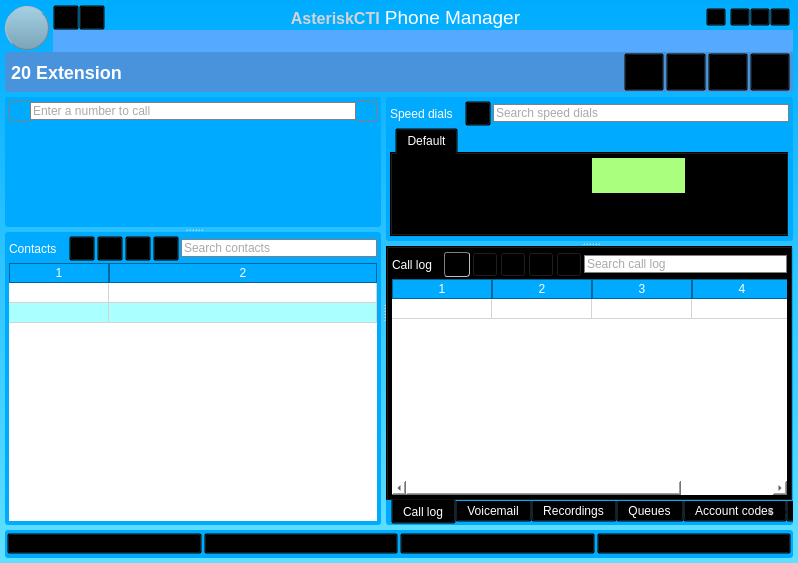
Above: AstCTIClient/managerwindow.ui from vinodkumartiwari/astcti2 before the change. Below: the same form after it.
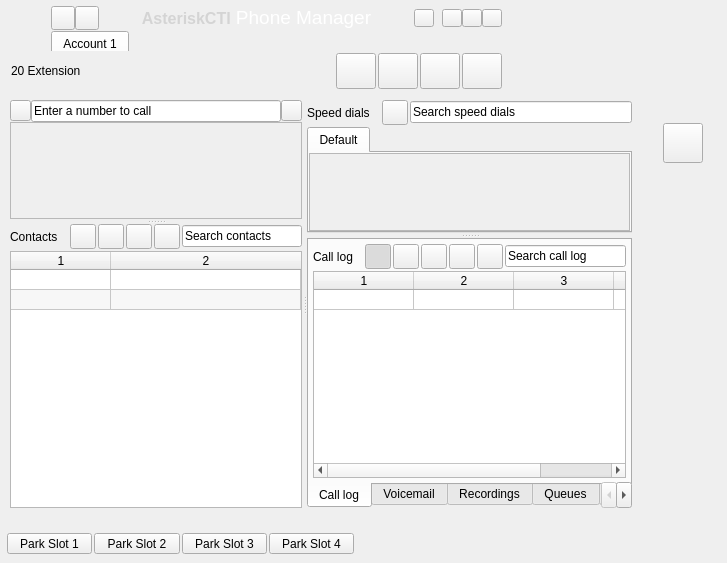
That is the form after the change. Icons and pictures are not drawn. Custom widgets are drawn as their Qt base class.

Commit message: DB - Added new class "DB" which handles database operations and rewritten all database calls to use new class - Added transaction support to DB class (not used now, but will probably be needed)

```diff
--- a/AstCTIClient/managerwindow.ui
+++ b/AstCTIClient/managerwindow.ui
@@ -6,7 +6,7 @@
    <rect>
     <x>0</x>
     <y>0</y>
-    <width>798</width>
+    <width>727</width>
     <height>563</height>
    </rect>
   </property>
@@ -20,154 +20,15 @@
    <iconset resource="mainresources.qrc">
     <normaloff>:/res/res/asteriskcti16x16.png</normaloff>:/res/res/asteriskcti16x16.png</iconset>
   </property>
-  <property name="styleSheet">
-   <string notr="true">QWidget {
-	background-color: transparent;
-}
-#ManagerWindow {
-	background-color: qlineargradient(spread:pad, x1:0.5, y1:0, x2:0.5, y2:1, stop:0 rgba(0, 172, 255, 255), stop:1 rgba(96, 224, 255, 255));
-}
-QFrame, QScrollArea {
-	border: none;
-}
-#accountsFrame {
-	background-color: rgb(85, 170, 255);
-}
-#extensionFrame {
-	background-color: rgb(73, 147, 220);
-	border-radius: 3px;
-	border-style: inset;
-	border-color: gray;
-}
-#topLeftFrame, #topRightFrame, #bottomLeftFrame, #bottomRightFrame, #parkFrame {
-	background-color: rgb(0, 170, 255);
-	border-color: rgb(0, 170, 255);
-	border-style: solid;
-	border-radius: 3px;
-}
-QTabBar {
-	color: white;
-}
-QTabBar[shape=&quot;0&quot;]::tab {
-	background-color: rgb(0, 170, 255);
-	border: 1px solid rgb(0, 102, 153);
-	border-top-left-radius: 4px;
-	border-top-right-radius: 4px;
-	min-width: 8ex;
-	padding: 2px;
-}
-QTabBar[shape=&quot;1&quot;]::tab {
-	background-color: rgb(0, 170, 255);
-	border: 1px solid rgb(0, 102, 153);
-	border-bottom-left-radius: 4px;
-	border-bottom-right-radius: 4px;
-	min-width: 8ex;
-	padding: 2px;
-}
-#accountsTabBar::tab {
-	background-color: rgb(73, 147, 220);
-}
-QTabWidget::tab-bar {
-	left: 5px;
-}
-QTabBar[shape=&quot;0&quot;]::tab:!selected {
-	margin-top: 2px; /* make non-selected tabs look smaller */
-}
-QTabBar[shape=&quot;1&quot;]::tab:!selected {
-	margin-bottom: 2px; /* make non-selected tabs look smaller */
-}
-QTabWidget[tabPosition=&quot;0&quot;]::pane {
-	border-top: 1px solid rgb(0, 102, 153);
-	border-bottom: 1px solid rgb(0, 102, 153);
-	border-left: 1px solid rgb(0, 102, 153);
-	border-right: 1px solid rgb(0, 102, 153);
-}
-QTabWidget[tabPosition=&quot;1&quot;]::pane {
-	border-top: 1px solid rgb(0, 102, 153);
-	border-bottom: 1px solid rgb(0, 102, 153);
-	border-left: 1px solid rgb(0, 102, 153);
-	border-right: 1px solid rgb(0, 102, 153);
-}
-AstCTISpeedDialWidget {
-	background-color: white;
-	border: 1px solid blue;
-	border-radius: 5px;
-}
-#astCTISpeedDial_3 {
-	background-color: rgb(170, 255, 127);
-}
-QToolButton:hover, QToolButton:focus {
-	border-width: 1px;
-	border-radius: 3px;
-	border-style: outset;
-	border-color: lightgray;
-}
-QToolButton:pressed , QToolButton:checked {
-	border-width: 1px;
-	border-radius: 3px;
-	border-style: inset;
-	border-color: gray;
-}
-#aboutButton {
-	background-color: qlineargradient(spread:pad, x1:0.5, y1:0, x2:0.5, y2:1, stop:0 rgba(219, 219, 219, 192), stop:1 rgba(160, 160, 160, 192));
-	border-radius: 22px;
-	border-width: 1px;
-	border-style: outset;
-	border-color: gray;
-}
-#advancedCallButton {
-	border-top-left-radius: 3px;
-	border-bottom-left-radius: 3px;
-	border: 1px solid gray;
-	border-right: none;
-}
-#quickCallButton {
-	border-top-right-radius: 3px;
-	border-bottom-right-radius: 3px;
-	border: 1px solid gray;
-	border-left: none;
-}
-#extensionLabel {
-	font: bold 18px;
-	color: white;
-}
-#contactsLabel, #callLogLabel, #speedDialLabel {
-	color: white;
-}
-QLineEdit {
-	border: 1px solid gray;
-	background-color: white;
-	color: darkgray;
-	selection-background-color: lightgray;
-}
-QLineEdit::focus {
-	color: black;
-	selection-background-color: darkgray;
-}
-QTableView {
-	background-color: rgb(255, 255, 255);
-	alternate-background-color: rgb(170, 255, 255);
-}
-QTableView QTableCornerButton::section {
-	background-color: rgb(0, 170, 255);
-    color: white;
-}
-QTableView QHeaderView::section {
-	background-color: rgb(0, 170, 255);
-    color: white;
-    border: 1px solid rgb(0, 102, 153);
-}
-</string>
-  </property>
-  <layout class="QVBoxLayout" name="mainLayout">
-   <property name="spacing">
-    <number>5</number>
-   </property>
-   <property name="margin">
-    <number>5</number>
-   </property>
-   <item>
-    <widget class="QFrame" name="titleFrame">
+  <widget class="QWidget" name="titleWidget" native="true">
+   <property name="geometry">
+    <rect>
+     <x>5</x>
+     <y>5</y>
+     <width>500</width>
+     <height>87</height>
+    </rect>
+   </property>
      <property name="minimumSize">
       <size>
        <width>0</width>
@@ -183,12 +44,6 @@
      <property name="cursor">
       <cursorShape>ArrowCursor</cursorShape>
      </property>
-     <property name="frameShape">
-      <enum>QFrame::StyledPanel</enum>
-     </property>
-     <property name="frameShadow">
-      <enum>QFrame::Raised</enum>
-     </property>
      <layout class="QVBoxLayout" name="titleLayout">
       <property name="spacing">
        <number>0</number>
@@ -197,46 +52,7 @@
        <number>0</number>
       </property>
       <item>
-       <layout class="QHBoxLayout" name="titleHorizontalLayout">
-        <property name="spacing">
-         <number>4</number>
-        </property>
-        <property name="topMargin">
-         <number>0</number>
-        </property>
-        <item>
-         <widget class="QToolButton" name="aboutButton">
-          <property name="minimumSize">
-           <size>
-            <width>44</width>
-            <height>44</height>
-           </size>
-          </property>
-          <property name="maximumSize">
-           <size>
-            <width>44</width>
-            <height>44</height>
-           </size>
-          </property>
-          <property name="icon">
-           <iconset resource="mainresources.qrc">
-            <normaloff>:/res/res/asteriskcti-3d.png</normaloff>:/res/res/asteriskcti-3d.png</iconset>
-          </property>
-          <property name="iconSize">
-           <size>
-            <width>32</width>
-            <height>32</height>
-           </size>
-          </property>
-         </widget>
-        </item>
-        <item>
-         <layout class="QVBoxLayout" name="titleVerticalLayout">
-          <property name="spacing">
-           <number>0</number>
-          </property>
-          <item>
-           <widget class="QFrame" name="captionFrame">
+     <widget class="QWidget" name="captionWidget" native="true">
             <property name="sizePolicy">
              <sizepolicy hsizetype="Preferred" vsizetype="Fixed">
               <horstretch>0</horstretch>
@@ -254,7 +70,7 @@
               <number>0</number>
              </property>
              <property name="leftMargin">
-              <number>0</number>
+        <number>46</number>
              </property>
              <property name="topMargin">
               <number>0</number>
@@ -269,14 +85,14 @@
               <widget class="QToolButton" name="settingsButton">
                <property name="minimumSize">
                 <size>
-                 <width>26</width>
-                 <height>25</height>
+           <width>24</width>
+           <height>24</height>
                 </size>
                </property>
                <property name="maximumSize">
                 <size>
-                 <width>26</width>
-                 <height>25</height>
+           <width>24</width>
+           <height>24</height>
                 </size>
                </property>
                <property name="focusPolicy">
@@ -295,14 +111,14 @@
               <widget class="QToolButton" name="viewButton">
                <property name="minimumSize">
                 <size>
-                 <width>26</width>
-                 <height>25</height>
+           <width>24</width>
+           <height>24</height>
                 </size>
                </property>
                <property name="maximumSize">
                 <size>
-                 <width>26</width>
-                 <height>25</height>
+           <width>24</width>
+           <height>24</height>
                 </size>
                </property>
                <property name="focusPolicy">
@@ -326,7 +142,7 @@
              <item>
               <widget class="QLabel" name="captionLabel">
                <property name="sizePolicy">
-                <sizepolicy hsizetype="Minimum" vsizetype="Preferred">
+          <sizepolicy hsizetype="Minimum" vsizetype="Fixed">
                  <horstretch>0</horstretch>
                  <verstretch>0</verstretch>
                 </sizepolicy>
@@ -382,7 +198,7 @@
                </property>
                <property name="sizeHint" stdset="0">
                 <size>
-                 <width>4</width>
+           <width>8</width>
                  <height>20</height>
                 </size>
                </property>
@@ -470,9 +286,9 @@
            </widget>
           </item>
           <item>
-           <widget class="QFrame" name="accountsFrame">
+     <widget class="QWidget" name="accountsWidget" native="true">
             <property name="sizePolicy">
-             <sizepolicy hsizetype="Preferred" vsizetype="Fixed">
+       <sizepolicy hsizetype="Preferred" vsizetype="Preferred">
               <horstretch>0</horstretch>
               <verstretch>0</verstretch>
              </sizepolicy>
@@ -480,23 +296,51 @@
             <property name="minimumSize">
              <size>
               <width>0</width>
-              <height>22</height>
+        <height>20</height>
              </size>
             </property>
             <property name="maximumSize">
              <size>
               <width>16777215</width>
-              <height>22</height>
-             </size>
-            </property>
-           </widget>
-          </item>
-         </layout>
-        </item>
-       </layout>
-      </item>
+        <height>20</height>
+       </size>
+      </property>
+      <layout class="QHBoxLayout" name="accountsLayout">
+       <property name="spacing">
+        <number>0</number>
+       </property>
+       <property name="leftMargin">
+        <number>46</number>
+       </property>
+       <property name="topMargin">
+        <number>0</number>
+       </property>
+       <property name="rightMargin">
+        <number>0</number>
+       </property>
+       <property name="bottomMargin">
+        <number>0</number>
+       </property>
+       <item>
+        <widget class="QTabWidget" name="accountsTabWidget">
+         <property name="currentIndex">
+          <number>0</number>
+         </property>
+         <property name="documentMode">
+          <bool>true</bool>
+         </property>
+         <widget class="QWidget" name="tab">
+          <attribute name="title">
+           <string>Account 1</string>
+          </attribute>
+         </widget>
+        </widget>
+       </item>
+      </layout>
+     </widget>
+    </item>
       <item>
-       <widget class="QFrame" name="extensionFrame">
+     <widget class="QWidget" name="extensionWidget" native="true">
         <property name="sizePolicy">
          <sizepolicy hsizetype="Preferred" vsizetype="Fixed">
           <horstretch>0</horstretch>
@@ -509,6 +353,12 @@
           <height>38</height>
          </size>
         </property>
+      <property name="maximumSize">
+       <size>
+        <width>16777215</width>
+        <height>38</height>
+       </size>
+      </property>
         <layout class="QHBoxLayout" name="extensionLayout">
          <property name="spacing">
           <number>2</number>
@@ -641,9 +491,21 @@
       </item>
      </layout>
     </widget>
-   </item>
-   <item>
     <widget class="QSplitter" name="centerSplitter">
+   <property name="geometry">
+    <rect>
+     <x>10</x>
+     <y>100</y>
+     <width>622</width>
+     <height>408</height>
+    </rect>
+   </property>
+   <property name="sizePolicy">
+    <sizepolicy hsizetype="Expanding" vsizetype="Expanding">
+     <horstretch>0</horstretch>
+     <verstretch>0</verstretch>
+    </sizepolicy>
+   </property>
      <property name="orientation">
       <enum>Qt::Horizontal</enum>
      </property>
@@ -663,22 +525,16 @@
       <property name="childrenCollapsible">
        <bool>false</bool>
       </property>
-      <widget class="QFrame" name="topLeftFrame">
+    <widget class="QWidget" name="topLeftWidget" native="true">
        <property name="cursor">
         <cursorShape>ArrowCursor</cursorShape>
        </property>
-       <property name="frameShape">
-        <enum>QFrame::StyledPanel</enum>
-       </property>
-       <property name="frameShadow">
-        <enum>QFrame::Raised</enum>
-       </property>
        <layout class="QVBoxLayout" name="callsLayout">
         <property name="spacing">
-         <number>4</number>
+       <number>0</number>
         </property>
         <property name="margin">
-         <number>4</number>
+       <number>0</number>
         </property>
         <item>
          <layout class="QHBoxLayout" name="quickCallHorizontalLayout">
@@ -750,8 +606,8 @@
             <rect>
              <x>0</x>
              <y>0</y>
-             <width>371</width>
-             <height>142</height>
+           <width>291</width>
+           <height>140</height>
             </rect>
            </property>
            <layout class="QVBoxLayout" name="activeCallsLayout">
@@ -811,7 +667,7 @@
         </item>
        </layout>
       </widget>
-      <widget class="QFrame" name="bottomLeftFrame">
+    <widget class="QWidget" name="bottomLeftWidget" native="true">
        <property name="minimumSize">
         <size>
          <width>0</width>
@@ -821,18 +677,12 @@
        <property name="cursor">
         <cursorShape>ArrowCursor</cursorShape>
        </property>
-       <property name="frameShape">
-        <enum>QFrame::StyledPanel</enum>
-       </property>
-       <property name="frameShadow">
-        <enum>QFrame::Raised</enum>
-       </property>
        <layout class="QVBoxLayout" name="contactsLayout">
         <property name="spacing">
          <number>2</number>
         </property>
         <property name="margin">
-         <number>4</number>
+       <number>0</number>
         </property>
         <item>
          <layout class="QHBoxLayout" name="contactsTitleLayout">
@@ -1059,22 +909,16 @@
       <property name="childrenCollapsible">
        <bool>false</bool>
       </property>
-      <widget class="QFrame" name="topRightFrame">
+    <widget class="QWidget" name="topRightWidget" native="true">
        <property name="cursor">
         <cursorShape>ArrowCursor</cursorShape>
        </property>
-       <property name="frameShape">
-        <enum>QFrame::StyledPanel</enum>
-       </property>
-       <property name="frameShadow">
-        <enum>QFrame::Raised</enum>
-       </property>
        <layout class="QVBoxLayout" name="speedDialLayout">
         <property name="spacing">
          <number>2</number>
         </property>
         <property name="margin">
-         <number>4</number>
+       <number>0</number>
         </property>
         <item>
          <layout class="QHBoxLayout" name="speedDialTitleLayout">
@@ -1171,7 +1015,7 @@
                 <rect>
                  <x>0</x>
                  <y>0</y>
-                 <width>394</width>
+               <width>314</width>
                  <height>92</height>
                 </rect>
                </property>
@@ -1244,16 +1088,10 @@
         </item>
        </layout>
       </widget>
-      <widget class="QFrame" name="bottomRightFrame">
+    <widget class="QWidget" name="bottomRightWidget" native="true">
        <property name="cursor">
         <cursorShape>ArrowCursor</cursorShape>
        </property>
-       <property name="frameShape">
-        <enum>QFrame::StyledPanel</enum>
-       </property>
-       <property name="frameShadow">
-        <enum>QFrame::Raised</enum>
-       </property>
        <layout class="QHBoxLayout" name="bottomRightLayout">
         <property name="margin">
          <number>0</number>
@@ -1263,14 +1101,11 @@
           <property name="tabPosition">
            <enum>QTabWidget::South</enum>
           </property>
-          <property name="tabShape">
-           <enum>QTabWidget::Rounded</enum>
-          </property>
           <property name="currentIndex">
            <number>0</number>
           </property>
-          <property name="tabsClosable">
-           <bool>false</bool>
+        <property name="usesScrollButtons">
+         <bool>true</bool>
           </property>
           <property name="movable">
            <bool>true</bool>
@@ -1597,9 +1432,15 @@
       </widget>
      </widget>
     </widget>
-   </item>
-   <item>
-    <widget class="QFrame" name="parkFrame">
+  <widget class="QWidget" name="parkWidget" native="true">
+   <property name="geometry">
+    <rect>
+     <x>5</x>
+     <y>530</y>
+     <width>351</width>
+     <height>28</height>
+    </rect>
+   </property>
      <property name="sizePolicy">
       <sizepolicy hsizetype="Preferred" vsizetype="Fixed">
        <horstretch>0</horstretch>
@@ -1618,11 +1459,8 @@
        <height>28</height>
       </size>
      </property>
-     <property name="frameShape">
-      <enum>QFrame::StyledPanel</enum>
-     </property>
-     <property name="frameShadow">
-      <enum>QFrame::Raised</enum>
+   <property name="cursor">
+    <cursorShape>ArrowCursor</cursorShape>
      </property>
      <layout class="QHBoxLayout" name="parkLayout">
       <property name="spacing">
@@ -1697,8 +1535,56 @@
       </item>
      </layout>
     </widget>
-   </item>
-  </layout>
+  <widget class="QWidget" name="aboutWidget" native="true">
+   <property name="geometry">
+    <rect>
+     <x>660</x>
+     <y>120</y>
+     <width>46</width>
+     <height>46</height>
+    </rect>
+   </property>
+   <property name="minimumSize">
+    <size>
+     <width>46</width>
+     <height>46</height>
+    </size>
+   </property>
+   <property name="maximumSize">
+    <size>
+     <width>46</width>
+     <height>46</height>
+    </size>
+   </property>
+   <property name="cursor">
+    <cursorShape>ArrowCursor</cursorShape>
+   </property>
+   <widget class="QToolButton" name="aboutButton">
+    <property name="geometry">
+     <rect>
+      <x>3</x>
+      <y>3</y>
+      <width>40</width>
+      <height>40</height>
+     </rect>
+    </property>
+    <property name="icon">
+     <iconset resource="mainresources.qrc">
+      <normaloff>:/res/res/asteriskcti-3d.png</normaloff>:/res/res/asteriskcti-3d.png</iconset>
+    </property>
+    <property name="iconSize">
+     <size>
+      <width>32</width>
+      <height>32</height>
+     </size>
+    </property>
+   </widget>
+  </widget>
+  <zorder>titleWidget</zorder>
+  <zorder>centerSplitter</zorder>
+  <zorder>parkWidget</zorder>
+  <zorder>aboutWidget</zorder>
+  <zorder>aboutButton</zorder>
  </widget>
  <customwidgets>
   <customwidget>
```
Left out of the diff: 20 changed lines with no effect on the pictures. Lines whose indentation alone changed are shown as unchanged. The commit also changes 67 other files.
